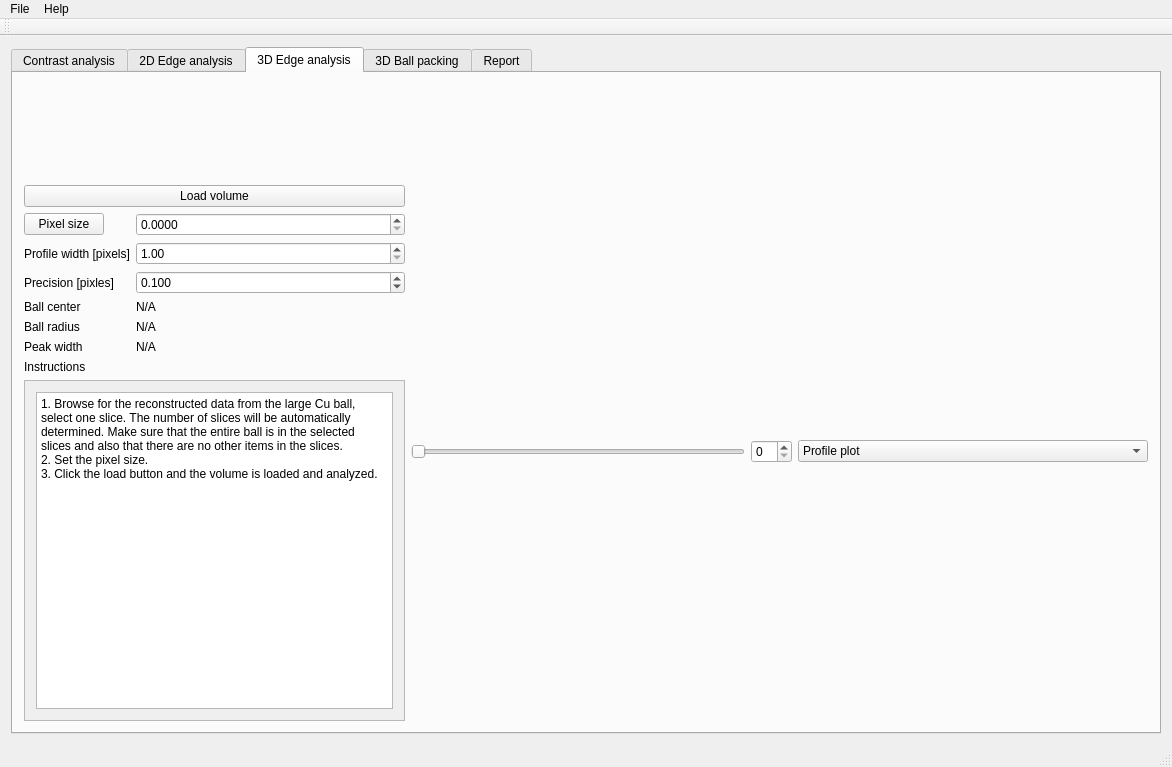
Before: the Qt Designer form applications/NIQualityAssessment/NIQA/niqamainwindow.ui in neutronimaging/ImagingQuality, drawn with Qt 5.
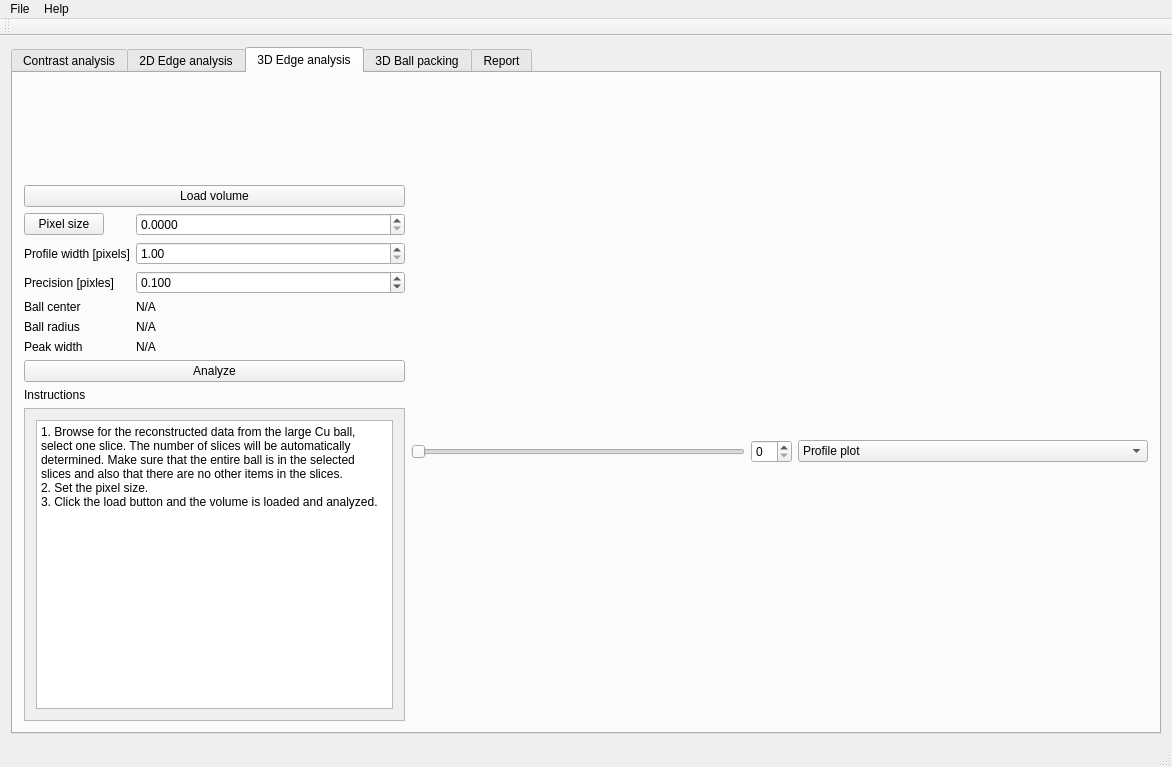
After: the same form once the commit is applied. The open tabs and pages were chosen to show the change. Custom widgets are drawn as their Qt base class.

Commit message: Added axis labels

What changed in the file:
```diff
--- a/applications/NIQualityAssessment/NIQA/niqamainwindow.ui
+++ b/applications/NIQualityAssessment/NIQA/niqamainwindow.ui
@@ -779,6 +779,13 @@
               </item>
              </layout>
             </item>
+            <item>
+             <widget class="QPushButton" name="button_bigball_analyze">
+              <property name="text">
+               <string>Analyze</string>
+              </property>
+             </widget>
+            </item>
             <item>
              <widget class="QLabel" name="label_21">
               <property name="text">
@@ -797,7 +804,7 @@
                  <x>0</x>
                  <y>0</y>
                  <width>350</width>
-                 <height>220</height>
+                 <height>216</height>
                 </rect>
                </property>
                <layout class="QVBoxLayout" name="verticalLayout_22">
```
Left out of the diff: 2 changed lines with no effect on the pictures. The commit also changes 2 other files.
